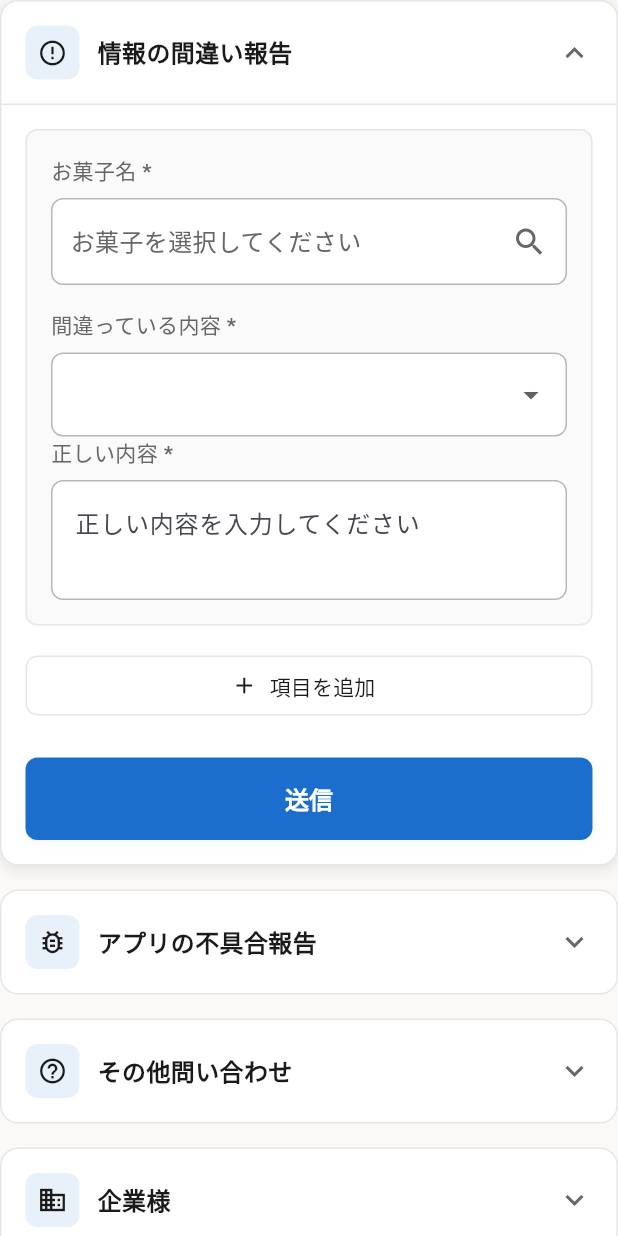
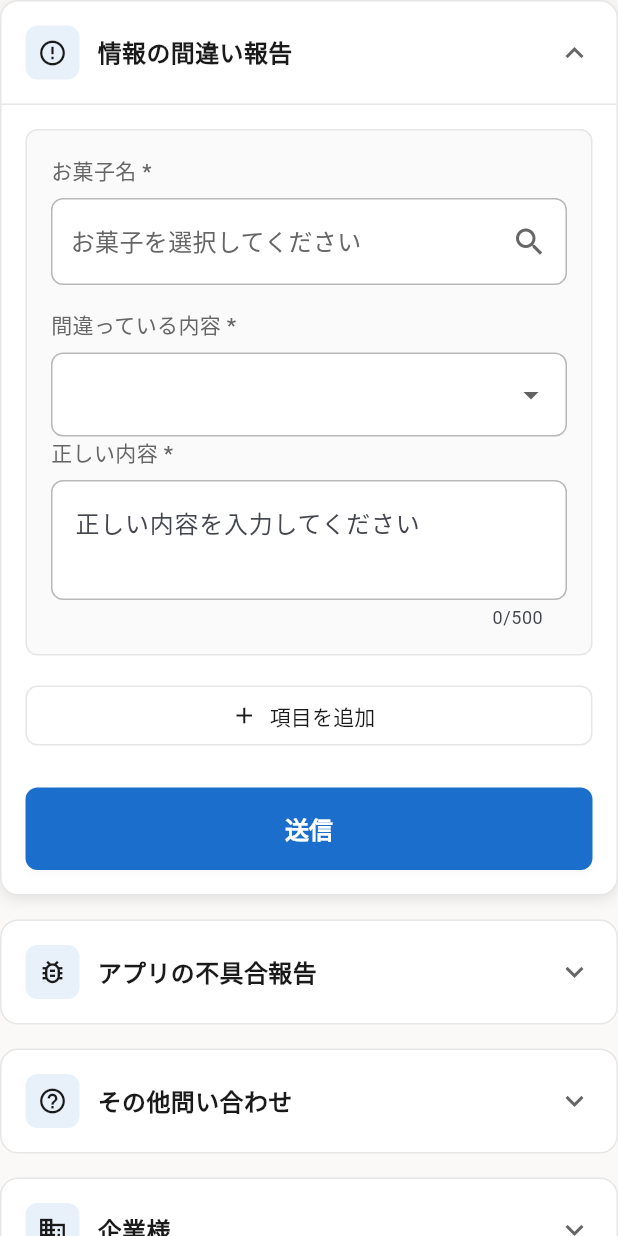
Before and after one commit to erablea/alamode_app, a Flutter app: the _ContactFormWidget widget shown alone on an empty page, opened directly, after a tap on "情報の間違い報告", on a phone screen of 412 x 824 dp. Run offline on Flutter 3.47's test engine with Material 3 defaults, Android fonts, the phone set to English and light mode, and no system bars; our stand-ins replace cached_network_image, image_picker, shared_preferences, supabase_flutter, syncfusion_flutter_datepicker; accounts and stored records are empty; network calls fail; Roboto replaces fonts that are missing (ZenMaruGothic); project files that could hold a hidden picture were left out.

Commit message:
各入力欄に文字数制限を追加し、商品詳細の注意書きを1か所にまとめて追加
- memo.dartのお菓子の名称(40文字)・ブランド/会社名(30文字)・贈った相手名
  (30文字)にmaxLengthとバリデーションを追加。金額は¥9,999,999を上限に。
- user.dartのユーザー名(30文字)、お問い合わせ関連フォーム各欄
  （お名前/会社名/ご担当者名30文字、メールアドレス100文字、
  お問い合わせ内容・不具合内容・正しい内容500文字）にmaxLengthを追加。
- 商品詳細ページの注意書きを、賞味期限・常温の例に加えて価格・個包装・
  オンライン購入・洋酒・限定・実店舗についても文言を用意し、ボタンの
  近くではなく1か所に小さい文字でまとめて表示するよう変更。

```diff
--- a/lib/view/user.dart
+++ b/lib/view/user.dart
@@ -1,4 +1,5 @@
 import 'package:flutter/material.dart';
+import 'package:flutter/services.dart';
 import 'package:supabase_flutter/supabase_flutter.dart';
 import 'package:url_launcher/url_launcher.dart';
 import 'package:alamode_app/main.dart';
@@ -1592,6 +1593,7 @@ class _ContactFormWidgetState extends State<_ContactFormWidget> {
             hintText: '正しい内容を入力してください',
             maxLines: 3,
             minLines: 2,
+            maxLength: 500,
           ),
         ],
       ),
@@ -1637,6 +1639,7 @@ class _ContactFormWidgetState extends State<_ContactFormWidget> {
           hintText: '不具合の詳細を入力してください',
           maxLines: 5,
           minLines: 3,
+          maxLength: 500,
         ),
         const SizedBox(height: 24),
         _buildSendButton(() => _sendBugReport()),
@@ -1652,12 +1655,14 @@ class _ContactFormWidgetState extends State<_ContactFormWidget> {
         _buildLabeledField(
           label: 'お名前 *',
           controller: _otherNameController,
+          maxLength: 30,
         ),
         const SizedBox(height: 16),
         _buildLabeledField(
           label: 'メールアドレス *',
           controller: _otherEmailController,
           keyboardType: TextInputType.emailAddress,
+          maxLength: 100,
         ),
         const SizedBox(height: 16),
         _buildLabeledField(
@@ -1666,6 +1671,7 @@ class _ContactFormWidgetState extends State<_ContactFormWidget> {
           hintText: 'お問い合わせ内容を入力してください',
           maxLines: 5,
           minLines: 3,
+          maxLength: 500,
         ),
         const SizedBox(height: 16),
         _buildContactDisclaimer(),
@@ -1683,17 +1689,20 @@ class _ContactFormWidgetState extends State<_ContactFormWidget> {
         _buildLabeledField(
           label: '会社名 *',
           controller: _businessCompanyController,
+          maxLength: 30,
         ),
         const SizedBox(height: 16),
         _buildLabeledField(
           label: 'ご担当者名 *',
           controller: _businessNameController,
+          maxLength: 30,
         ),
         const SizedBox(height: 16),
         _buildLabeledField(
           label: 'メールアドレス *',
           controller: _businessEmailController,
           keyboardType: TextInputType.emailAddress,
+          maxLength: 100,
         ),
         const SizedBox(height: 16),
         _buildLabeledField(
@@ -1702,6 +1711,7 @@ class _ContactFormWidgetState extends State<_ContactFormWidget> {
           hintText: '企業様からの商品情報提供や宣伝のご活用お待ちしております。内容を入力してください',
           maxLines: 5,
           minLines: 3,
+          maxLength: 500,
         ),
         const SizedBox(height: 16),
         _buildContactDisclaimer(),
@@ -1745,6 +1755,7 @@ class _ContactFormWidgetState extends State<_ContactFormWidget> {
     int maxLines = 1,
     int? minLines,
     TextInputType? keyboardType,
+    int? maxLength,
   }) {
     return Column(
       crossAxisAlignment: CrossAxisAlignment.start,
@@ -1763,6 +1774,8 @@ class _ContactFormWidgetState extends State<_ContactFormWidget> {
           keyboardType: keyboardType,
           maxLines: maxLines,
           minLines: minLines,
+          maxLength: maxLength,
+          maxLengthEnforcement: MaxLengthEnforcement.enforced,
           style: const TextStyle(color: AppColors.blackLight),
           decoration: InputDecoration(
             border: OutlineInputBorder(
@@ -2512,6 +2525,8 @@ class _MyPageScreenState extends State<MyPageScreen> {
                     title: 'ユーザー名',
                     child: TextField(
                       controller: _nameCtrl,
+                      maxLength: 30,
+                      maxLengthEnforcement: MaxLengthEnforcement.enforced,
                       decoration: InputDecoration(
                         hintText: 'ユーザー名',
                         border: OutlineInputBorder(
```
Also changed, not shown: lib/view/home.dart (+9 -1 lines), lib/view/memo.dart (+37 -3 lines).
